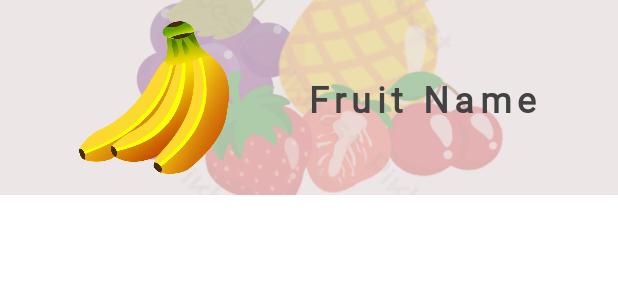
After one commit to Bencorn1/EY_Fruits, an Android app: the layout fruits_frame.xml on its own in the app's theme, with its tools: preview values and no code run, on a phone screen of 412 x 824 dp. The commit adds this screen. Shown: the top 300 px of the screen. Run offline under Robolectric (Android 15) with nearby library versions, the phone set to English and light mode, and no system bars.

Commit message:
Setting of the list item for the main page.

```diff
--- /dev/null
+++ b/app/src/main/res/font/fruits_name.xml
@@ -0,0 +1,4 @@
+<?xml version="1.0" encoding="utf-8"?>
+<font-family xmlns:android="http://schemas.android.com/apk/res/android">
+
+</font-family>
--- /dev/null
+++ b/app/src/main/res/layout/fruits_frame.xml
@@ -0,0 +1,51 @@
+<?xml version="1.0" encoding="utf-8"?>
+<androidx.constraintlayout.widget.ConstraintLayout xmlns:android="http://schemas.android.com/apk/res/android"
+    xmlns:app="http://schemas.android.com/apk/res-auto"
+    xmlns:tools="http://schemas.android.com/tools"
+    android:id="@+id/list_each"
+    android:layout_width="match_parent"
+    android:layout_height="130dp"
+    android:layout_marginBottom="5dp"
+    android:background="#E6DEDE">
+
+    <ImageView
+        android:id="@+id/bg_img"
+        android:layout_width="wrap_content"
+        android:layout_height="wrap_content"
+        android:scaleType="centerCrop"
+        android:alpha="0.25"
+        app:layout_constraintBottom_toBottomOf="parent"
+        app:layout_constraintEnd_toEndOf="parent"
+        app:layout_constraintStart_toStartOf="parent"
+        app:layout_constraintTop_toTopOf="parent"
+        app:srcCompat="@drawable/fruits" />
+
+    <ImageView
+        android:id="@+id/pokey_img"
+        android:layout_width="100dp"
+        android:layout_height="0dp"
+        app:layout_constraintBottom_toBottomOf="parent"
+        app:layout_constraintEnd_toEndOf="parent"
+        app:layout_constraintHorizontal_bias="0.168"
+        app:layout_constraintStart_toStartOf="parent"
+        app:layout_constraintTop_toTopOf="parent"
+        app:layout_constraintVertical_bias="0.0"
+        app:srcCompat="@drawable/fruits_3" />
+
+    <TextView
+        android:id="@+id/pokey_name"
+        android:layout_width="wrap_content"
+        android:layout_height="wrap_content"
+        android:fontFamily="@font/pokemon_solid"
+        android:text="@string/fruit_name"
+        android:textColor="@color/cardview_dark_background"
+        android:textSize="24sp"
+        android:letterSpacing="0.15"
+        android:textStyle="bold"
+        app:layout_constraintBottom_toBottomOf="parent"
+        app:layout_constraintEnd_toEndOf="parent"
+        app:layout_constraintStart_toEndOf="@+id/pokey_img"
+        app:layout_constraintTop_toTopOf="parent"
+        app:layout_constraintVertical_bias="0.505" />
+
+</androidx.constraintlayout.widget.ConstraintLayout>
--- a/app/src/main/res/values/strings.xml
+++ b/app/src/main/res/values/strings.xml
@@ -1,3 +1,5 @@
 <resources>
     <string name="app_name">EY_Fruits</string>
+    <string name="set_limit">SET LIMIT</string>
+    <string name="fruit_name">Fruit Name</string>
 </resources>
```
Also changed, not shown: app/src/main/res/drawable/ic_baseline_cloud_off_24.xml (added, +10 -0 lines), app/src/main/res/layout/activity_main.xml (+53 -5 lines), app/src/main/res/drawable/fruits.webp (added), app/src/main/res/drawable/fruits_3.webp (added), 3 other files.
